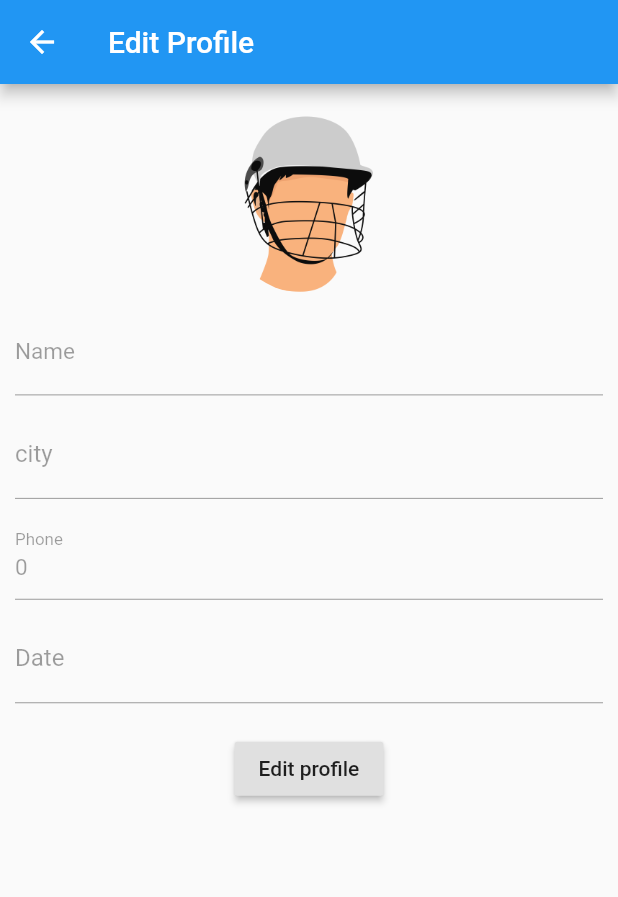
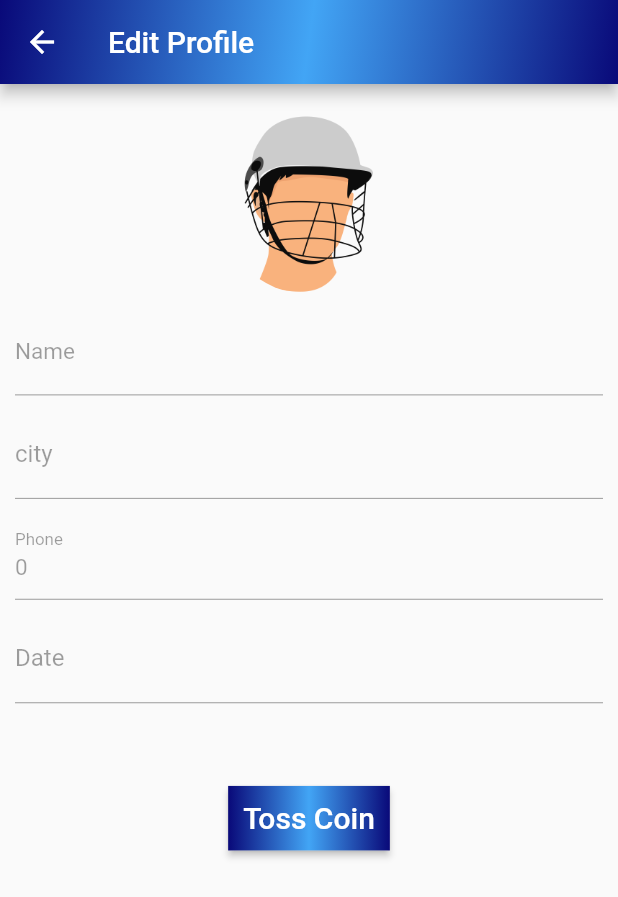
Before and after one commit to jayavardhanpatil/CricScore, a Flutter app: the screen it shows once a user with an empty profile is signed in, in the side drawer, after a tap on "Profile", on a phone screen of 412 x 824 dp. Shown: the top 897 px of the screen. Run offline on Flutter 3.47's test engine with Material 2 defaults, Android fonts, the phone set to English and light mode, and no system bars; drawn by our look-alikes of datetime_picker_formfield; our stand-ins replace auto_size_text, firebase_auth, firebase_database, flutter_spinkit, flutter_typeahead, fluttertoast and 1 more; accounts and stored records are empty.

Commit message:
Gradient colors added

```diff
--- a/lib/main.dart
+++ b/lib/main.dart
@@ -18,7 +18,7 @@ class MyApp extends StatelessWidget {
       child: MaterialApp(
         title: "Travel Budget App",
         theme: ThemeData(
-          primarySwatch: Colors.blue,
+          primaryColor: Color(0xFF090979),
         ),
         home: HomeController(),
         routes: <String, WidgetBuilder>{
--- a/lib/views/home_view.dart
+++ b/lib/views/home_view.dart
@@ -8,6 +8,7 @@ import 'package:flutter_app/view/firstView.dart';
 import 'package:flutter_app/views/profile.dart';
 import 'package:flutter_app/views/signUpView.dart';
 import 'package:flutter_app/views/selectTeam.dart';
+import 'package:flutter_app/widgets/gradient.dart';
 import 'package:flutter_app/widgets/loader.dart';
 import 'package:flutter_app/widgets/provider_widget.dart';
 
@@ -62,6 +63,7 @@ class _HomeView extends State<HomeView> with TickerProviderStateMixin{
     return (loading) ? Loading() : Scaffold(
       appBar: new AppBar(
         title: new Text(_myHandler.title),
+        flexibleSpace: getAppBarGradient(),
       ),
     drawer: new Drawer(
         child: ListView(
@@ -72,7 +74,8 @@ class _HomeView extends State<HomeView> with TickerProviderStateMixin{
               accountEmail: new Text(AuthService.user.getEmailId()),
               currentAccountPicture : new CircleAvatar(
                 backgroundImage: new ExactAssetImage('lib/assets/images/default_profile_avatar.png'),
-              )
+                backgroundColor: Color(0xFF090979),
+              ),
             ),
 
             new ListTile(
--- a/lib/views/profile.dart
+++ b/lib/views/profile.dart
@@ -9,6 +9,7 @@ import 'package:flutter_app/model/appStaticBarTitles.dart';
 import 'package:flutter_app/model/user.dart';
 import 'package:flutter_app/services/auth_service.dart';
 import 'package:flutter_app/services/database_service.dart';
+import 'package:flutter_app/widgets/gradient.dart';
 import 'package:flutter_typeahead/flutter_typeahead.dart';
 import 'package:fluttertoast/fluttertoast.dart';
 import 'package:intl/intl.dart';
@@ -45,13 +46,18 @@ class _EditProfile extends State<EditProfile> {
 
   dynamic user;
 
+  var _width;
+  var _height;
+
+
   @override
   Widget build(BuildContext context) {
-    final _width = MediaQuery
+
+    _width = MediaQuery
         .of(context)
         .size
         .width;
-    final _height = MediaQuery
+    _height = MediaQuery
         .of(context)
         .size
         .height;
@@ -59,6 +65,7 @@ class _EditProfile extends State<EditProfile> {
     return Scaffold(
         appBar: new AppBar(
           title: Text(AppBarsTitles.EDIT_PROFILE_APP_BAR_TITLE),
+          flexibleSpace: getAppBarGradient(),
         ),
 
         body: (profileBodyType == ProfileBodyEnum.edit) ? ProfileBody(context, true) : ProfileView(context, false),
@@ -75,7 +82,7 @@ class _EditProfile extends State<EditProfile> {
                 child: CircleAvatar(
                   backgroundImage: ExactAssetImage(
                       "lib/assets/images/default_profile_avatar.png"),
-                  backgroundColor: Colors.transparent,
+                  backgroundColor: Color(0xFF090979),
                   minRadius: 30,
                   maxRadius: 60,
                 ),
@@ -143,13 +150,26 @@ class _EditProfile extends State<EditProfile> {
                   ),
                 ),
               ),
+
+              SizedBox(height: _height * 0.04),
+
               RaisedButton(
-                  child: Text("Edit profile"),
                   onPressed: () {
                     setState(() {
                       profileBodyType = ProfileBodyEnum.edit;
                     });
-                  }
+                  },
+                  textColor: Colors.white,
+                  padding: const EdgeInsets.all(0.0),
+                  child: Container(
+                    decoration: getButtonGradientColor(BoxShape.rectangle),
+                    padding: const EdgeInsets.all(10.0),
+                    child: const Text(
+                        'Toss Coin',
+                        style: TextStyle(fontSize: 20)
+                    ),
+                  ),
+
               ),
             ],
 
--- a/lib/views/selectPlayers.dart
+++ b/lib/views/selectPlayers.dart
@@ -6,6 +6,7 @@ import 'package:flutter_app/model/team.dart';
 import 'package:flutter_app/model/user.dart';
 import 'package:flutter_app/services/database_service.dart';
 import 'package:flutter_app/views/selectTeam.dart';
+import 'package:flutter_app/widgets/gradient.dart';
 
 class PlayersList extends StatefulWidget {
 
@@ -58,6 +59,7 @@ class PlayersList extends StatefulWidget {
             ),
           )
         ],
+        flexibleSpace: getAppBarGradient(),
       ),
       body: Center(
         child: Container(
--- a/lib/views/selectTeam.dart
+++ b/lib/views/selectTeam.dart
@@ -11,6 +11,7 @@ import 'package:flutter_app/views/selectPlayers.dart';
 import 'package:flutter_app/views/startMatch.dart';
 import 'package:flutter_app/widgets/ToastWidget.dart';
 import 'package:flutter_app/widgets/animatedButtton.dart';
+import 'package:flutter_app/widgets/gradient.dart';
 import 'package:flutter_typeahead/flutter_typeahead.dart';
 import 'package:slider_button/slider_button.dart';
 
@@ -60,6 +61,7 @@ class _SelectTeam extends State<SelectTeam> {
     return Scaffold(
       appBar: AppBar(
         title: Text("Select Team"),
+        flexibleSpace: getAppBarGradient(),
       ),
       body: Center(
             child: SingleChildScrollView(
--- a/lib/widgets/gradient.dart
+++ b/lib/widgets/gradient.dart
@@ -9,10 +9,27 @@ getButtonGradientColor(BoxShape shape){
 //         Color(0xFF42A5F5),
 //         Color(0xFF1976D2),
 //         Color(0xFF0D47A1),
-         Color(0xFF0D47A1),
+         Color(0xFF090979),
          Color(0xFF42A5F5),
-         Color(0xFF0D47A1),
+         Color(0xFF090979),
        ],
      ),
    );
 }
+
+getAppBarGradient(){
+  return Container(
+    decoration: BoxDecoration(
+      gradient: LinearGradient(
+          begin: Alignment.topLeft,
+          end: Alignment.bottomRight,
+          colors: <Color>[
+            //Color(0xFF020024),
+            Color(0xFF090979),
+            Color(0xFF42A5F5),
+            Color(0xFF090979),
+            //Color(0xFF020024),
+          ]),
+    ),
+  );
+}
```
Also changed, not shown: lib/views/startMatch.dart (+7 -13 lines), lib/views/viewSquad.dart (+8 -6 lines).
